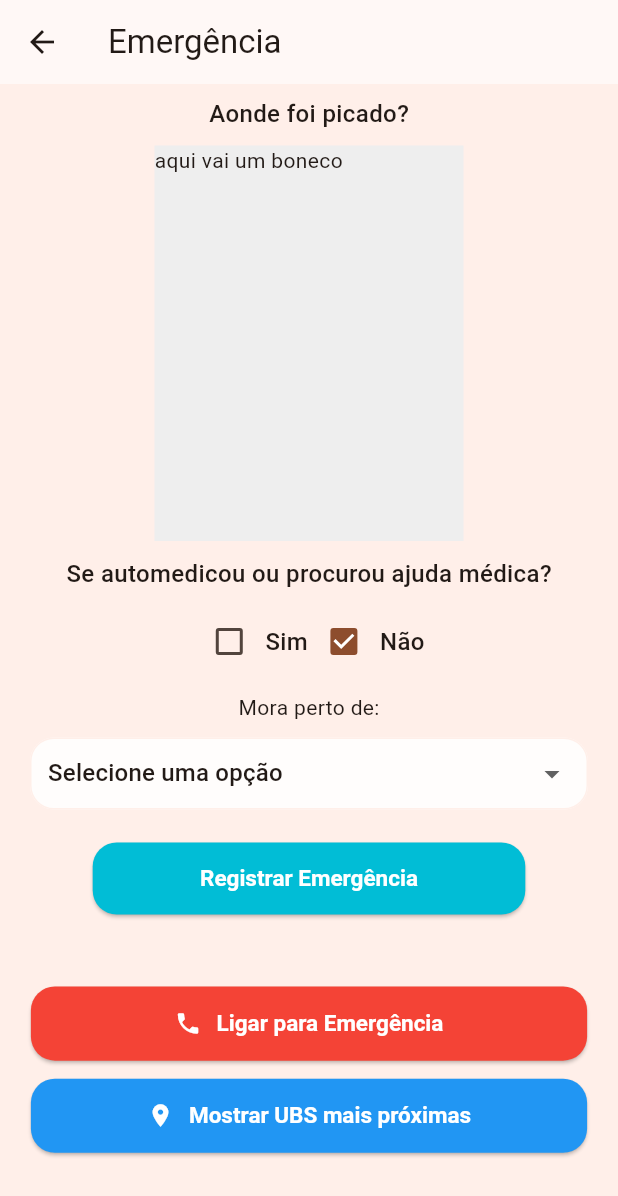
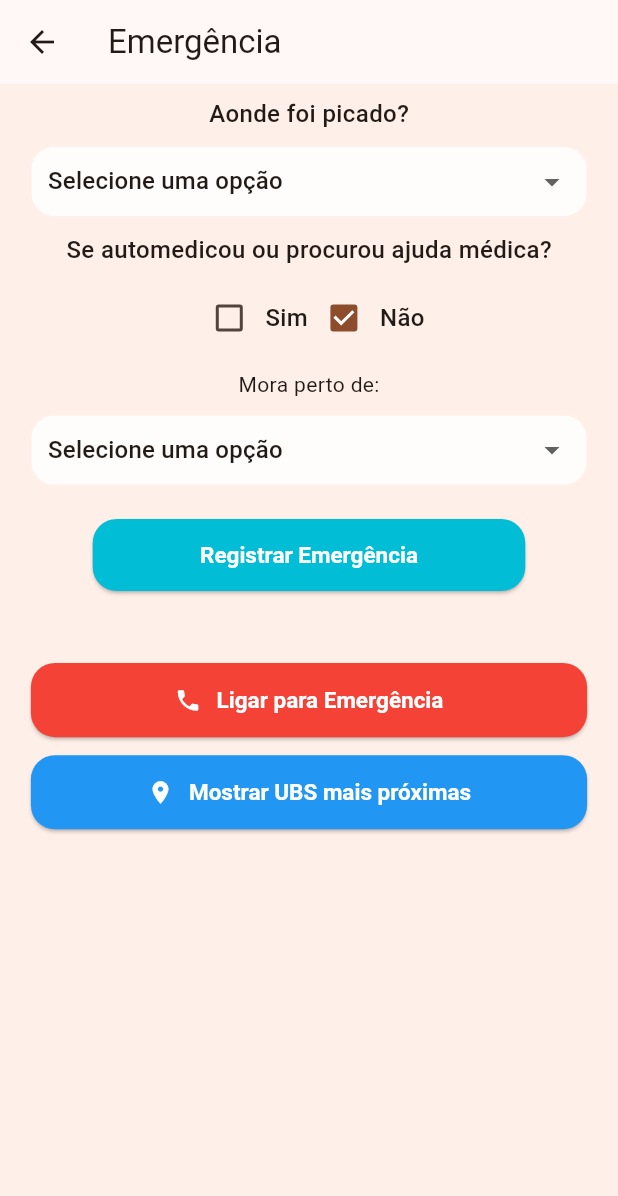
Before and after one commit to higorito/escorpiao, a Flutter app: the PageEmergencia screen opened directly, on a phone screen of 412 x 824 dp. Shown: the top 1196 px of the screen. Run offline on Flutter 3.47's test engine with Material 3 defaults, Android fonts, the phone set to English and light mode, and no system bars; our stand-ins replace cloud_firestore, dio, firebase_auth, firebase_core, firebase_storage, flutter_carousel_widget and 7 more; missing offline and left inert: custom_info_window, flutter_pdfview, validatorless; accounts and stored records are empty; generated files the repository leaves out were written again; network calls fail; Roboto replaces fonts that are missing (Montserrat).

Commit message:
fix bugs

```diff
--- a/lib/src/models/casos_model.dart
+++ b/lib/src/models/casos_model.dart
@@ -1,5 +1,5 @@
 import 'package:cloud_firestore/cloud_firestore.dart';
-
+//TODO: MUDAR UM POUCO AQUI
 class Data {
   String img;
   GeoPoint latLong;
--- a/lib/src/pages/emergencia/emergencia_page.dart
+++ b/lib/src/pages/emergencia/emergencia_page.dart
@@ -1,5 +1,6 @@
 import 'package:escorpionico_proj/src/pages/maps_place/maps_place.dart';
 import 'package:flutter/material.dart';
+import 'package:url_launcher/url_launcher.dart';
 
 import '../../services/set_casos_service.dart';
 import '../home_page.dart';
@@ -16,10 +17,8 @@ class _PageEmergenciaState extends State<PageEmergencia> {
   bool isLoading = false;
 
   final GlobalKey<FormState> _formKey = GlobalKey<FormState>();
-  final TextEditingController _pergunta1Controller = TextEditingController();
-  final TextEditingController _pergunta2Controller = TextEditingController();
-  final TextEditingController _pergunta3Controller = TextEditingController();
-  final TextEditingController _pergunta4Controller = TextEditingController();
+  final TextEditingController _parteCorpo = TextEditingController();
+  final TextEditingController _moraPerto = TextEditingController();
 
   @override
   Widget build(BuildContext context) {
@@ -37,22 +36,57 @@ class _PageEmergenciaState extends State<PageEmergencia> {
             child: Column(
               mainAxisAlignment: MainAxisAlignment.center,
               children: [
-                Text('Aonde foi picado?',
+                const Text('Aonde foi picado?',
                     style:
                         TextStyle(fontSize: 16, fontWeight: FontWeight.w500)),
-                SizedBox(height: 10),
-                Container(
-                  color: Colors.grey[200],
-                  height: size.height * 0.32,
-                  width: size.width * 0.5,
-                  child: Text('aqui vai um boneco'),
+                const SizedBox(height: 10),
+                //onde foi picado
+                DropdownButtonFormField<String>(
+                  validator: (value) {
+                    if (value == null) {
+                      return 'Selecione uma opção';
+                    }
+                    return null;
+                  },
+                  decoration: const InputDecoration(
+                    border: OutlineInputBorder(),
+                    contentPadding: EdgeInsets.symmetric(horizontal: 8),
                   ),
-                SizedBox(height: 10),
+                  value: 'Selecione uma opção',
+                  items: <String>[
+                    'Selecione uma opção',
+                    'Mão',
+                    'Braço',
+                    'Perna',
+                    'Pé',
+                    'Cabeça',
+                    'Costas',
+                    'Barriga',
+                    'Pescoço',
+                    'Rosto',
+                    'Axila',
+                    'Virilha',
+                    'Joelho',
+                    'Tornozelo',
+                    'Outro'
+                  ].map((String value) {
+                    return DropdownMenuItem<String>(
+                      value: value,
+                      child: Text(value),
+                    );
+                  }).toList(),
+                  onChanged: (String? value) {
+                    setState(() {
+                      _parteCorpo.text = value!;
+                    });
+                  },
+                ),
+                const SizedBox(height: 10),
                 //sim ou nao
-                Text('Se automedicou ou procurou ajuda médica?',
+                const Text('Se automedicou ou procurou ajuda médica?',
                     style:
                         TextStyle(fontSize: 16, fontWeight: FontWeight.w500)),
-                SizedBox(height: 10),
+                const SizedBox(height: 10),
                 Row(
                   mainAxisAlignment: MainAxisAlignment.center,
                   children: [
@@ -66,7 +100,7 @@ class _PageEmergenciaState extends State<PageEmergencia> {
                             });
                           },
                         ),
-                        Text('Sim',
+                        const Text('Sim',
                             style: TextStyle(
                                 fontSize: 16, fontWeight: FontWeight.w500)),
                       ],
@@ -81,16 +115,16 @@ class _PageEmergenciaState extends State<PageEmergencia> {
                             });
                           },
                         ),
-                        Text('Não',
+                        const Text('Não',
                             style: TextStyle(
                                 fontSize: 16, fontWeight: FontWeight.w500)),
                       ],
                     ),
                   ],
                 ),
-                SizedBox(height: 10),
-                Text('Mora perto de:'),
-                SizedBox(height: 10),
+                const SizedBox(height: 10),
+                const Text('Mora perto de:'),
+                const SizedBox(height: 10),
                 DropdownButtonFormField<String>(
                   validator: (value) {
                     if (value == null) {
@@ -121,7 +155,7 @@ class _PageEmergenciaState extends State<PageEmergencia> {
                   }).toList(),
                   onChanged: (String? value) {
                     setState(() {
-                      _pergunta2Controller.text = value!;
+                      _moraPerto.text = value!;
                     });
                   },
                 ),
@@ -143,14 +177,17 @@ class _PageEmergenciaState extends State<PageEmergencia> {
                   height: size.height * 0.06,
                   child: ElevatedButton(
                     style: ElevatedButton.styleFrom(
-                      primary: Colors.red,
-                      onPrimary: Colors.white,
+                      foregroundColor: Colors.white,
+                      backgroundColor: Colors.red,
                     ),
                     onPressed: () {
-                      showDialog(context: context, builder: (context) {
+                      showDialog(
+                          context: context,
+                          builder: (context) {
                             return AlertDialog(
                               title: const Text('Ligar para Emergência'),
-                          content: const Text('vou colocar pra abrir o discador do celular'),
+                              content:
+                                  const Text('Deseja ligar para o número 192?'),
                               actions: [
                                 TextButton(
                                   onPressed: () {
@@ -160,7 +197,7 @@ class _PageEmergenciaState extends State<PageEmergencia> {
                                 ),
                                 TextButton(
                                   onPressed: () {
-                                Navigator.pop(context);
+                                    _makePhoneCall('192');
                                   },
                                   child: const Text('Ligar'),
                                 ),
@@ -179,7 +216,7 @@ class _PageEmergenciaState extends State<PageEmergencia> {
                     ),
                   ),
                 ),
-                SizedBox(height: 12),
+                const SizedBox(height: 12),
                 //mostrar as ubs mais proximas
                 SizedBox(
                   width: size.width * 0.9,
@@ -190,8 +227,10 @@ class _PageEmergenciaState extends State<PageEmergencia> {
                       onPrimary: Colors.white,
                     ),
                     onPressed: () {
-                      Navigator.push(context,
-                          MaterialPageRoute(builder: (context) => const MapsPlace()));
+                      Navigator.push(
+                          context,
+                          MaterialPageRoute(
+                              builder: (context) => const MapsPlace()));
                     },
                     child: const Row(
                       mainAxisAlignment: MainAxisAlignment.center,
@@ -214,7 +253,8 @@ class _PageEmergenciaState extends State<PageEmergencia> {
 
   Future<void> _adicionarCaso() async {
     if (_formKey.currentState!.validate()) {
-      await SetCasosService().adicionarCaso('Emergência', 1, _pergunta2Controller.text, null);
+      await SetCasosService().adicionarCaso('Emergencia', -1, _moraPerto.text,
+          null, ajudaMedicaOrMedicou, _parteCorpo);
       showSnackbarMessage(context, 'Caso criado com sucesso');
       setState(() {
         isLoading = false;
@@ -238,4 +278,12 @@ class _PageEmergenciaState extends State<PageEmergencia> {
       ),
     );
   }
+
+  Future<void> _makePhoneCall(String phoneNumber) async {
+    final Uri launchUri = Uri(
+      scheme: 'tel',
+      path: phoneNumber,
+    );
+    await launchUrl(launchUri);
   }
+}
--- a/lib/src/services/estado_foto.dart
+++ b/lib/src/services/estado_foto.dart
@@ -8,4 +8,6 @@ class AppState {
   AppState._internal();
 
   String? nomeFoto;
+
+  bool? fotoCarregada;
 }
```
Also changed, not shown: lib/src/pages/NovoCasoSimplificadoPage/simplificado_page.dart (+16 -38 lines), lib/src/pages/maps_place/maps_place.dart (+60 -37 lines), lib/src/services/get_casos_service.dart (+40 -0 lines), lib/src/services/set_casos_service.dart (+5 -3 lines), lib/src/services/upload_image.dart (+5 -2 lines), assets/images/escorp.jpg (added). Lines whose indentation alone changed are shown as unchanged.
